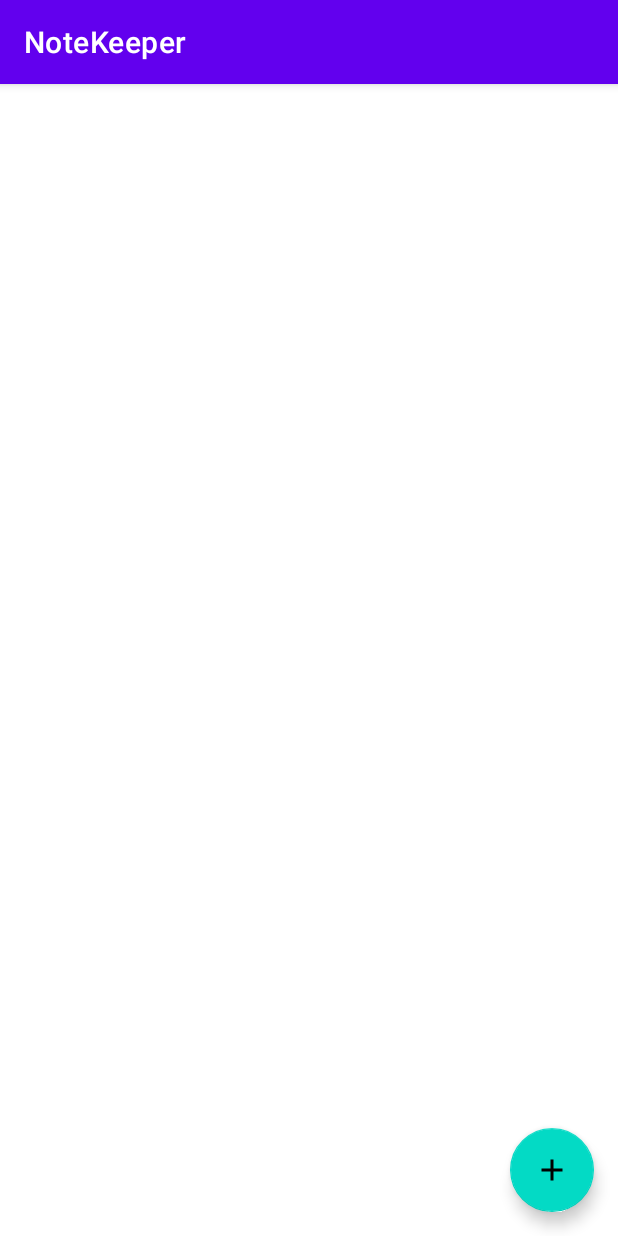
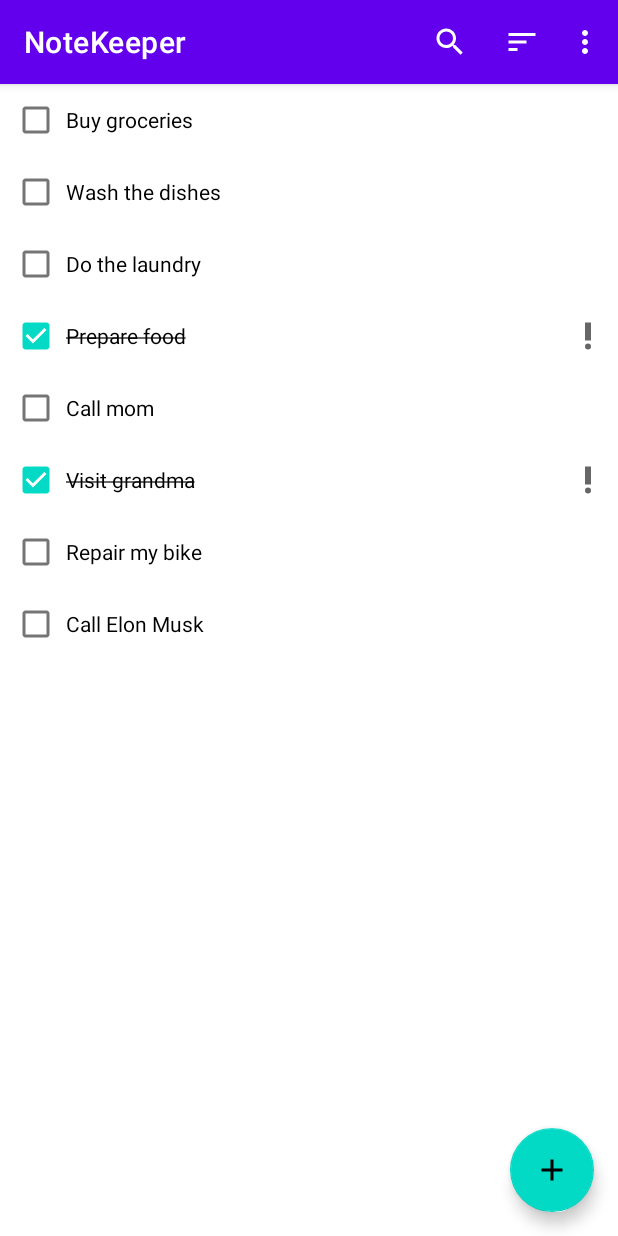
Before and after one commit to PratthamArora/NoteKeeper, an Android app: the screen it shows after launch (MainActivity), on a phone screen of 412 x 824 dp. Run offline under Robolectric (Android 15) with nearby library versions, the phone set to English and light mode, and no system bars; our stand-ins replace Dagger/Hilt's generated code, Room's generated code; libraries missing offline, so code that uses them is left out: androidx.hilt.lifecycle.

Commit message:
setup room callback and menu items

```diff
--- a/app/src/main/java/com/pratthamarora/notekeeper/data/db/NoteDatabase.kt
+++ b/app/src/main/java/com/pratthamarora/notekeeper/data/db/NoteDatabase.kt
@@ -2,10 +2,39 @@ package com.pratthamarora.notekeeper.data.db
 
 import androidx.room.Database
 import androidx.room.RoomDatabase
+import androidx.sqlite.db.SupportSQLiteDatabase
+import com.pratthamarora.notekeeper.data.di.ApplicationScope
 import com.pratthamarora.notekeeper.data.models.Notes
+import kotlinx.coroutines.CoroutineScope
+import kotlinx.coroutines.launch
+import javax.inject.Inject
+import javax.inject.Provider
 
-@Database(entities = [Notes::class], version = 1)
+@Database(entities = [Notes::class], version = 3)
 abstract class NoteDatabase : RoomDatabase() {
 
     abstract fun noteDao(): NotesDao
+
+    class Callback @Inject constructor(
+        private val database: Provider<NoteDatabase>,
+        @ApplicationScope private val applicationScope: CoroutineScope
+    ) : RoomDatabase.Callback() {
+
+        override fun onCreate(db: SupportSQLiteDatabase) {
+            super.onCreate(db)
+
+            val dao = database.get().noteDao()
+
+            applicationScope.launch {
+                dao.insertNote(Notes("Wash the dishes"))
+                dao.insertNote(Notes("Do the laundry"))
+                dao.insertNote(Notes("Buy groceries", isImportant = true))
+                dao.insertNote(Notes("Prepare food", isCompleted = true))
+                dao.insertNote(Notes("Call mom"))
+                dao.insertNote(Notes("Visit grandma", isCompleted = true))
+                dao.insertNote(Notes("Repair my bike"))
+                dao.insertNote(Notes("Call Elon Musk"))
+            }
+        }
+    }
 }
--- a/app/src/main/java/com/pratthamarora/notekeeper/data/db/NotesDao.kt
+++ b/app/src/main/java/com/pratthamarora/notekeeper/data/db/NotesDao.kt
@@ -7,8 +7,8 @@ import kotlinx.coroutines.flow.Flow
 @Dao
 interface NotesDao {
 
-    @Query("SELECT * FROM NOTES_TABLE")
-    fun getAllNotes(): Flow<List<Notes>>
+    @Query("SELECT * FROM NOTES_TABLE where name LIKE '%' || :searchQuery || '%' ORDER BY isImportant DESC")
+    fun getAllNotes(searchQuery: String): Flow<List<Notes>>
 
     @Insert(onConflict = OnConflictStrategy.REPLACE)
     suspend fun insertNote(note: Notes)
--- a/app/src/main/java/com/pratthamarora/notekeeper/data/di/AppModule.kt
+++ b/app/src/main/java/com/pratthamarora/notekeeper/data/di/AppModule.kt
@@ -3,14 +3,13 @@ package com.pratthamarora.notekeeper.data.di
 import android.app.Application
 import androidx.room.Room
 import com.pratthamarora.notekeeper.data.db.NoteDatabase
-import com.pratthamarora.notekeeper.data.db.NotesDao
 import dagger.Module
 import dagger.Provides
 import dagger.hilt.InstallIn
 import dagger.hilt.android.components.ApplicationComponent
-import dagger.hilt.android.qualifiers.ApplicationContext
 import kotlinx.coroutines.CoroutineScope
 import kotlinx.coroutines.SupervisorJob
+import javax.inject.Qualifier
 import javax.inject.Singleton
 
 @Module
@@ -19,16 +18,23 @@ object AppModule {
 
     @Provides
     @Singleton
-    fun provideNoteDatabase(
-        @ApplicationContext app: Application
-    ): NoteDatabase = Room.databaseBuilder(app, NoteDatabase::class.java, "NotesDatabase")
+    fun provideDatabase(
+        app: Application,
+        callback: NoteDatabase.Callback
+    ) = Room.databaseBuilder(app, NoteDatabase::class.java, "note_database")
         .fallbackToDestructiveMigration()
+        .addCallback(callback)
         .build()
 
     @Provides
-    fun provideNoteDao(db: NoteDatabase): NotesDao = db.noteDao()
+    fun provideTaskDao(db: NoteDatabase) = db.noteDao()
 
+    @ApplicationScope
     @Provides
     @Singleton
     fun provideApplicationScope() = CoroutineScope(SupervisorJob())
 }
+
+@Retention(AnnotationRetention.RUNTIME)
+@Qualifier
+annotation class ApplicationScope
--- a/app/src/main/java/com/pratthamarora/notekeeper/data/models/Notes.kt
+++ b/app/src/main/java/com/pratthamarora/notekeeper/data/models/Notes.kt
@@ -9,12 +9,12 @@ import java.text.DateFormat
 @Entity(tableName = "notes_table")
 @Parcelize
 data class Notes(
-    @PrimaryKey(autoGenerate = true)
-    val id: Int = 0,
     val name: String,
     val isImportant: Boolean = false,
     val isCompleted: Boolean = false,
     val dateCreated: Long = System.currentTimeMillis(),
+    @PrimaryKey(autoGenerate = true)
+    val id: Int = 0
 ) : Parcelable {
     val dateCreatedFormatted: String
         get() = DateFormat.getDateTimeInstance().format(dateCreated)
--- a/app/src/main/java/com/pratthamarora/notekeeper/ui/fragments/NotesFragment.kt
+++ b/app/src/main/java/com/pratthamarora/notekeeper/ui/fragments/NotesFragment.kt
@@ -1,13 +1,18 @@
 package com.pratthamarora.notekeeper.ui.fragments
 
 import android.os.Bundle
+import android.view.Menu
+import android.view.MenuInflater
+import android.view.MenuItem
 import android.view.View
+import androidx.appcompat.widget.SearchView
 import androidx.fragment.app.Fragment
 import androidx.fragment.app.viewModels
 import androidx.recyclerview.widget.LinearLayoutManager
 import com.pratthamarora.notekeeper.R
 import com.pratthamarora.notekeeper.databinding.FragmentAllNotesBinding
 import com.pratthamarora.notekeeper.ui.adapter.NotesAdapter
+import com.pratthamarora.notekeeper.utils.onQueryTextChanged
 import com.pratthamarora.notekeeper.viewmodel.NotesViewModel
 import dagger.hilt.android.AndroidEntryPoint
 
@@ -19,8 +24,37 @@ class NotesFragment : Fragment(R.layout.fragment_all_notes) {
         NotesAdapter()
     }
 
+    override fun onCreateOptionsMenu(menu: Menu, inflater: MenuInflater) {
+        inflater.inflate(R.menu.menu_fragment_notes, menu)
+
+        val searchView = menu.findItem(R.id.action_search).actionView as SearchView
+        searchView.onQueryTextChanged {
+            notesViewModel.searchQuery.value = it
+        }
+    }
+
+    override fun onOptionsItemSelected(item: MenuItem): Boolean {
+        return when (item.itemId) {
+            R.id.action_sort_name -> {
+                true
+            }
+            R.id.action_sort_date_created -> {
+                true
+            }
+            R.id.action_hide_completed -> {
+                item.isChecked = !item.isChecked
+                true
+            }
+            R.id.action_delete_completed -> {
+                true
+            }
+            else -> super.onOptionsItemSelected(item)
+        }
+    }
+
     override fun onViewCreated(view: View, savedInstanceState: Bundle?) {
         super.onViewCreated(view, savedInstanceState)
+        setHasOptionsMenu(true)
 
         val binding = FragmentAllNotesBinding.bind(view)
         binding.apply {
--- /dev/null
+++ b/app/src/main/java/com/pratthamarora/notekeeper/utils/Extensions.kt
@@ -0,0 +1,17 @@
+package com.pratthamarora.notekeeper.utils
+
+import androidx.appcompat.widget.SearchView
+
+inline fun SearchView.onQueryTextChanged(crossinline listener: (String) -> Unit) {
+    this.setOnQueryTextListener(object : SearchView.OnQueryTextListener {
+        override fun onQueryTextSubmit(query: String?): Boolean {
+            return true
+        }
+
+        override fun onQueryTextChange(newText: String?): Boolean {
+            listener(newText.orEmpty())
+            return true
+        }
+
+    })
+}
--- a/app/src/main/java/com/pratthamarora/notekeeper/viewmodel/NotesViewModel.kt
+++ b/app/src/main/java/com/pratthamarora/notekeeper/viewmodel/NotesViewModel.kt
@@ -4,8 +4,15 @@ import androidx.hilt.lifecycle.ViewModelInject
 import androidx.lifecycle.ViewModel
 import androidx.lifecycle.asLiveData
 import com.pratthamarora.notekeeper.data.db.NotesDao
+import kotlinx.coroutines.flow.MutableStateFlow
+import kotlinx.coroutines.flow.flatMapLatest
 
 class NotesViewModel @ViewModelInject constructor(private val notesDao: NotesDao) : ViewModel() {
 
-    val notes = notesDao.getAllNotes().asLiveData()
+    val searchQuery = MutableStateFlow("")
+    private val notesFlow = searchQuery.flatMapLatest {
+        notesDao.getAllNotes(it)
+    }
+
+    val notes = notesFlow.asLiveData()
 }
--- /dev/null
+++ b/app/src/main/res/menu/menu_fragment_notes.xml
@@ -0,0 +1,36 @@
+<?xml version="1.0" encoding="utf-8"?>
+<menu xmlns:android="http://schemas.android.com/apk/res/android"
+    xmlns:app="http://schemas.android.com/apk/res-auto">
+
+    <item
+        android:id="@+id/action_search"
+        android:icon="@drawable/ic_search"
+        android:title="@string/search"
+        app:actionViewClass="androidx.appcompat.widget.SearchView"
+        app:showAsAction="always|collapseActionView" />
+
+    <item
+        android:icon="@drawable/ic_sort"
+        android:title="Sort"
+        app:showAsAction="always">
+        <menu>
+            <item
+                android:id="@+id/action_sort_name"
+                android:title="Sort by name" />
+            <item
+                android:id="@+id/action_sort_date_created"
+                android:title="Sort by date created" />
+        </menu>
+    </item>
+
+    <item
+        android:id="@+id/action_hide_completed"
+        android:checkable="true"
+        android:title="Hide Completed"
+        app:showAsAction="never" />
+
+    <item
+        android:id="@+id/action_delete_completed"
+        android:title="Delete all completed"
+        app:showAsAction="never" />
+</menu>
--- a/app/src/main/res/values/strings.xml
+++ b/app/src/main/res/values/strings.xml
@@ -2,4 +2,5 @@
     <string name="app_name">NoteKeeper</string>
     <string name="enter_note">Enter Note</string>
     <string name="mark_as_important">Mark as Important</string>
+    <string name="search">Search</string>
 </resources>
```
